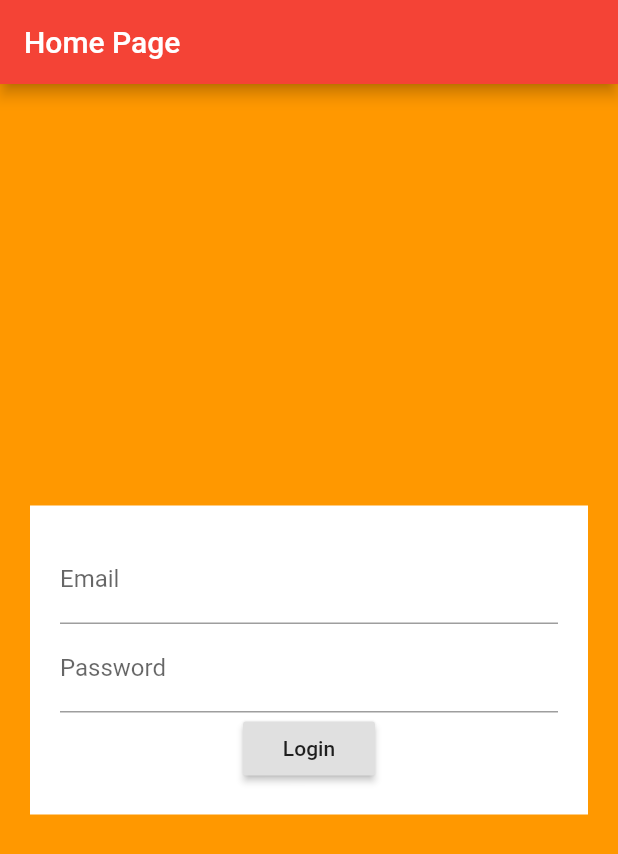
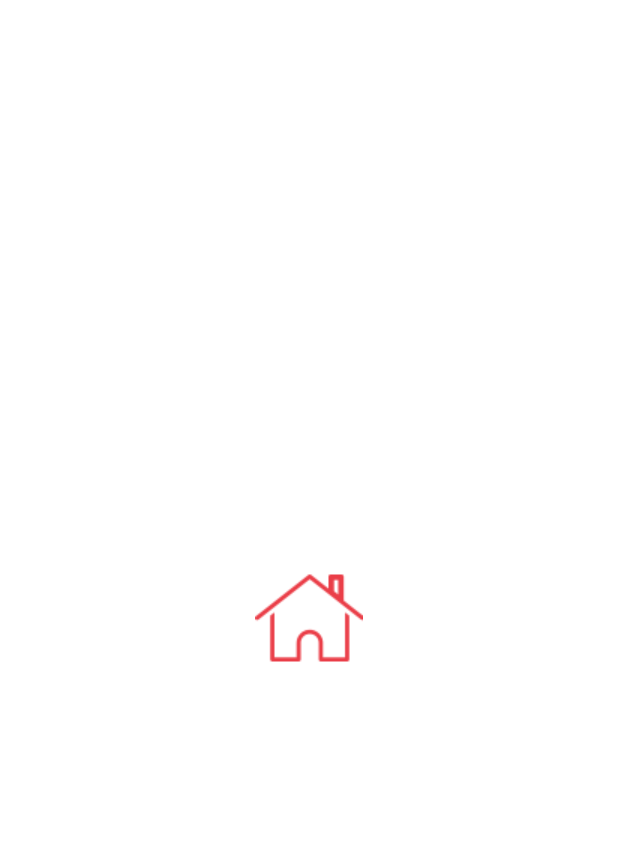
Before and after one commit to GohelAshok701/flutter_demo, a Flutter app: the first screen one second after launch, on a phone screen of 412 x 824 dp. Shown: the top 854 px of the screen. Run offline on Flutter 3.47's test engine with Material 2 defaults, Android fonts, the phone set to English and light mode, and no system bars; our stand-ins replace fluttertoast.

Commit message:
- Implemented splash screen

```diff
--- a/lib/main.dart
+++ b/lib/main.dart
@@ -3,23 +3,7 @@ import 'package:fluttertoast/fluttertoast.dart';
 
 import 'home.dart';
 
-void main() => runApp(MyApp());
-
-class MyApp extends StatelessWidget {
-  @override
-  Widget build(BuildContext context) {
-    // TODO: implement build
-    return MaterialApp(
-      title: "Fultter Demo",
-      theme: ThemeData(primaryColor: Colors.red),
-      home: MyHomePage(title: "Home Page"),
-    );
-  }
-}
-
 class MyHomePage extends StatelessWidget {
-  MyHomePage({Key key, this.title}) : super(key: key);
-  final String title;
   final _email = TextEditingController();
   final _passeord = TextEditingController();
 
@@ -29,7 +13,7 @@ class MyHomePage extends StatelessWidget {
 
     return Scaffold(
         appBar: AppBar(
-          title: Text(this.title),
+          title: Text("Home Page"),
         ),
         body: Center(
           child: Container(
--- /dev/null
+++ b/lib/splash.dart
@@ -0,0 +1,43 @@
+import 'dart:async';
+import 'package:flutter/material.dart';
+import 'package:flutterdemo/main.dart';
+
+void main() => runApp(MyApp());
+
+class MyApp extends StatelessWidget {
+  @override
+  Widget build(BuildContext context) {
+    // TODO: implement build
+    return MaterialApp(
+      title: "Fultter Demo",
+      theme: ThemeData(primaryColor: Colors.red),
+      home: SplashScreen(),
+    );
+  }
+}
+
+class SplashScreen extends StatefulWidget {
+  @override
+  _SplashScreenState createState() => _SplashScreenState();
+}
+
+class _SplashScreenState extends State<SplashScreen> {
+  @override
+  void initState() {
+    super.initState();
+    Timer(
+        Duration(seconds: 3),
+            () => Navigator.of(context).pushReplacement(MaterialPageRoute(
+            builder: (BuildContext context) => MyHomePage())));
+  }
+
+  @override
+  Widget build(BuildContext context) {
+    return Scaffold(
+      backgroundColor: Colors.white,
+      body: Center(
+        child: Image.asset('assets/ic_home.png'),
+      ),
+    );
+  }
+}
--- a/pubspec.yaml
+++ b/pubspec.yaml
@@ -45,6 +45,8 @@ flutter:
   # assets:
   #  - images/a_dot_burr.jpeg
   #  - images/a_dot_ham.jpeg
+  assets:
+    - assets/ic_home.png
 
   # An image asset can refer to one or more resolution-specific "variants", see
   # https://flutter.dev/assets-and-images/#resolution-aware.
```
Also changed, not shown: assets/ic_home.png (added).
